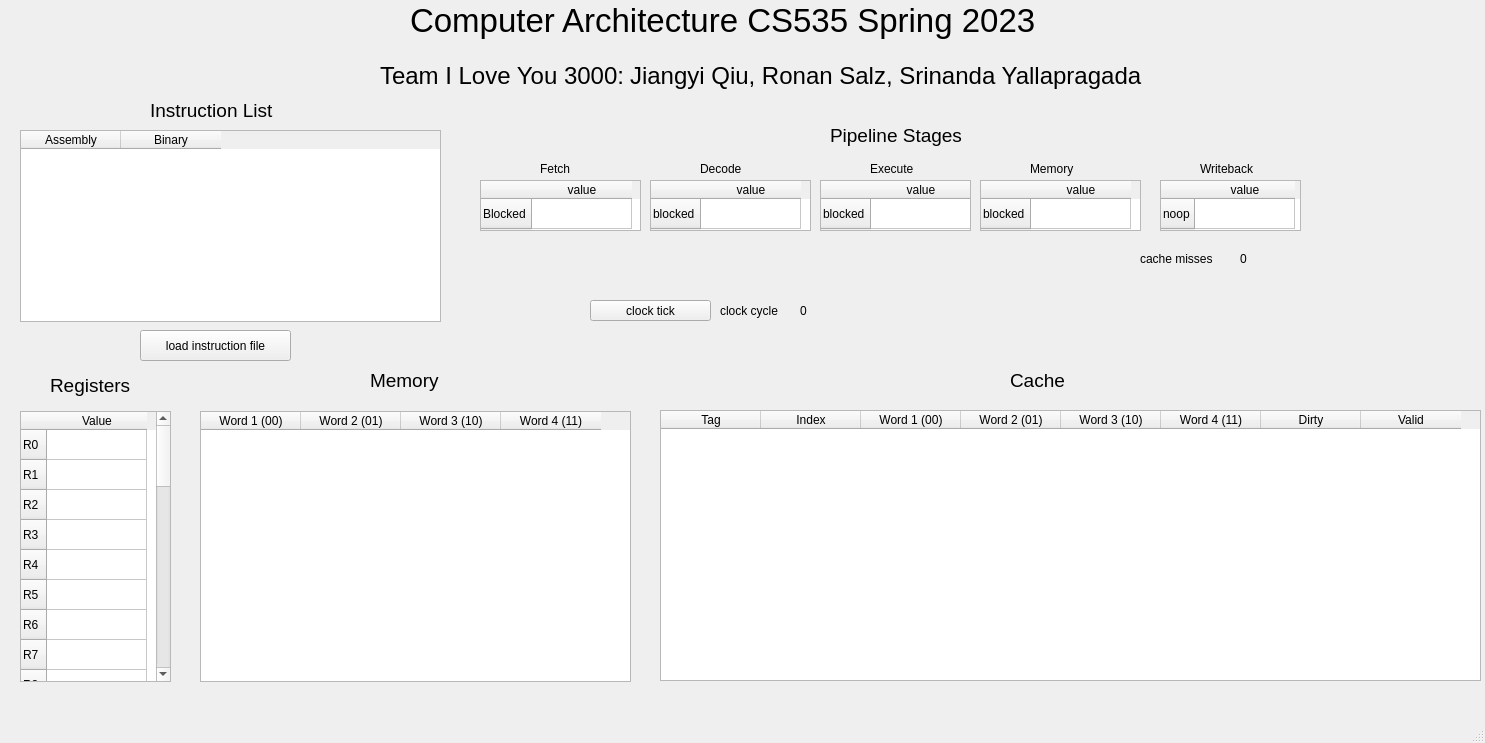
This is src/simulator/mainwindow.ui in rsalz47/i-love-you-r3000 as Qt 5 draws it before an edit. The edited form follows.
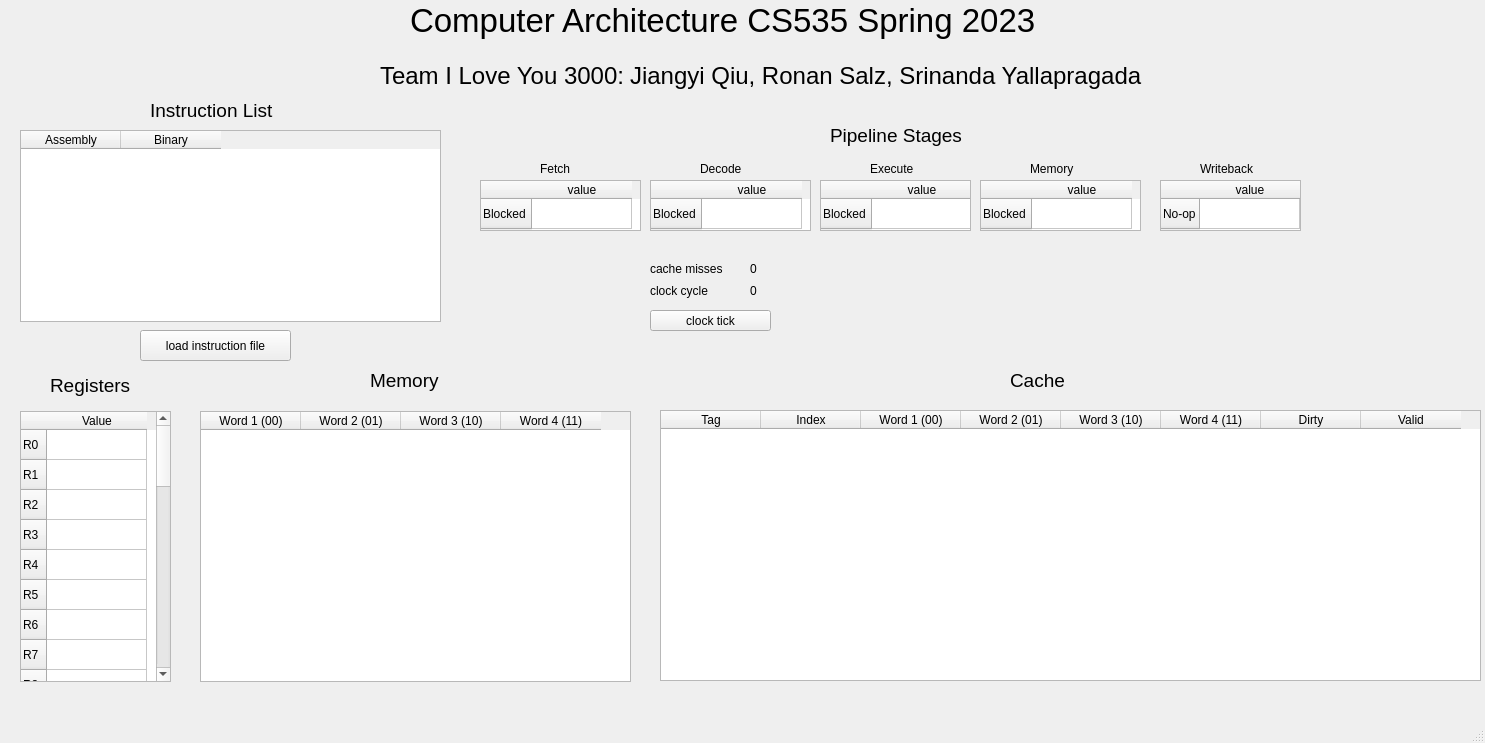
This is the edited form.

```diff
--- a/src/simulator/mainwindow.ui
+++ b/src/simulator/mainwindow.ui
@@ -300,7 +300,7 @@
     </property>
     <row>
      <property name="text">
-      <string>blocked</string>
+      <string>Blocked</string>
      </property>
     </row>
     <column>
@@ -320,7 +320,7 @@
     </property>
     <row>
      <property name="text">
-      <string>blocked</string>
+      <string>Blocked</string>
      </property>
     </row>
     <column>
@@ -340,7 +340,7 @@
     </property>
     <row>
      <property name="text">
-      <string>blocked</string>
+      <string>Blocked</string>
      </property>
     </row>
     <column>
@@ -360,7 +360,7 @@
     </property>
     <row>
      <property name="text">
-      <string>noop</string>
+      <string>No-op</string>
      </property>
     </row>
     <column>
@@ -372,8 +372,8 @@
    <widget class="QLabel" name="clockCycles">
     <property name="geometry">
      <rect>
-      <x>800</x>
-      <y>300</y>
+      <x>750</x>
+      <y>280</y>
       <width>51</width>
       <height>21</height>
      </rect>
@@ -385,8 +385,8 @@
    <widget class="QPushButton" name="pushButton">
     <property name="geometry">
      <rect>
-      <x>590</x>
-      <y>300</y>
+      <x>650</x>
+      <y>310</y>
       <width>121</width>
       <height>21</height>
      </rect>
@@ -550,8 +550,8 @@
    <widget class="QLabel" name="label_9">
     <property name="geometry">
      <rect>
-      <x>720</x>
-      <y>300</y>
+      <x>650</x>
+      <y>280</y>
       <width>91</width>
       <height>21</height>
      </rect>
@@ -653,8 +653,8 @@
    <widget class="QLabel" name="label_15">
     <property name="geometry">
      <rect>
-      <x>1140</x>
-      <y>250</y>
+      <x>650</x>
+      <y>260</y>
       <width>101</width>
       <height>18</height>
      </rect>
@@ -666,8 +666,8 @@
    <widget class="QLabel" name="label_16">
     <property name="geometry">
      <rect>
-      <x>1240</x>
-      <y>250</y>
+      <x>750</x>
+      <y>260</y>
       <width>66</width>
       <height>18</height>
      </rect>
```
